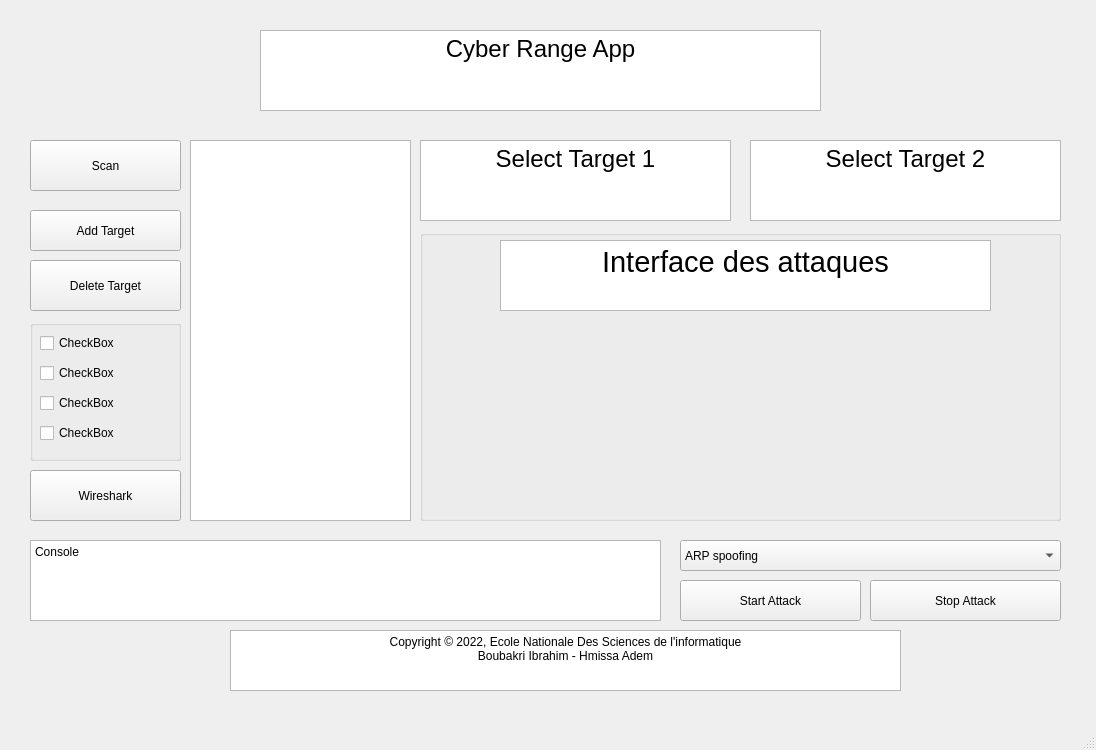
Before: the Qt Designer form form.ui in eobeob10/ENSI-Cyber-Range-App, drawn with Qt 5.
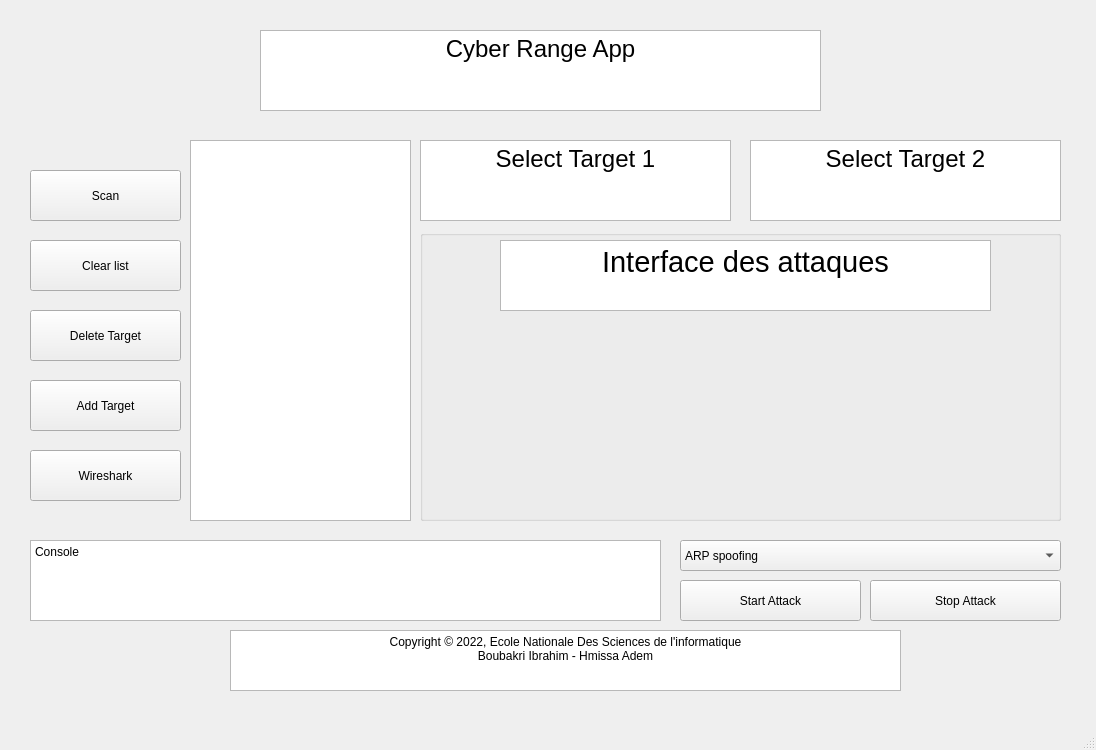
After: the same form once the commit is applied.

Diff of the .ui file:
```diff
--- a/form.ui
+++ b/form.ui
@@ -18,7 +18,7 @@
     <property name="geometry">
      <rect>
       <x>30</x>
-      <y>140</y>
+      <y>170</y>
       <width>151</width>
       <height>51</height>
      </rect>
@@ -27,76 +27,11 @@
      <string>Scan</string>
     </property>
    </widget>
-   <widget class="QGroupBox" name="groupBox">
+   <widget class="QPushButton" name="wireshark">
     <property name="geometry">
      <rect>
       <x>30</x>
-      <y>320</y>
-      <width>151</width>
-      <height>141</height>
-     </rect>
-    </property>
-    <property name="title">
-     <string/>
-    </property>
-    <widget class="QCheckBox" name="checkBox">
-     <property name="geometry">
-      <rect>
-       <x>10</x>
-       <y>10</y>
-       <width>131</width>
-       <height>26</height>
-      </rect>
-     </property>
-     <property name="text">
-      <string>CheckBox</string>
-     </property>
-    </widget>
-    <widget class="QCheckBox" name="checkBox_2">
-     <property name="geometry">
-      <rect>
-       <x>10</x>
-       <y>40</y>
-       <width>131</width>
-       <height>26</height>
-      </rect>
-     </property>
-     <property name="text">
-      <string>CheckBox</string>
-     </property>
-    </widget>
-    <widget class="QCheckBox" name="checkBox_3">
-     <property name="geometry">
-      <rect>
-       <x>10</x>
-       <y>70</y>
-       <width>131</width>
-       <height>26</height>
-      </rect>
-     </property>
-     <property name="text">
-      <string>CheckBox</string>
-     </property>
-    </widget>
-    <widget class="QCheckBox" name="checkBox_4">
-     <property name="geometry">
-      <rect>
-       <x>10</x>
-       <y>100</y>
-       <width>131</width>
-       <height>26</height>
-      </rect>
-     </property>
-     <property name="text">
-      <string>CheckBox</string>
-     </property>
-    </widget>
-   </widget>
-   <widget class="QPushButton" name="pushButton_3">
-    <property name="geometry">
-     <rect>
-      <x>30</x>
-      <y>470</y>
+      <y>450</y>
       <width>151</width>
       <height>51</height>
      </rect>
@@ -157,7 +92,7 @@
     <property name="geometry">
      <rect>
       <x>30</x>
-      <y>260</y>
+      <y>310</y>
       <width>151</width>
       <height>51</height>
      </rect>
@@ -170,9 +105,9 @@
     <property name="geometry">
      <rect>
       <x>30</x>
-      <y>210</y>
+      <y>380</y>
       <width>151</width>
-      <height>41</height>
+      <height>51</height>
      </rect>
     </property>
     <property name="text">
@@ -350,6 +285,19 @@
      <string/>
     </property>
    </widget>
+   <widget class="QPushButton" name="clearList">
+    <property name="geometry">
+     <rect>
+      <x>30</x>
+      <y>240</y>
+      <width>151</width>
+      <height>51</height>
+     </rect>
+    </property>
+    <property name="text">
+     <string>Clear list</string>
+    </property>
+   </widget>
    <zorder>background</zorder>
    <zorder>scan</zorder>
    <zorder>groupBox</zorder>
```
Left out of the diff: 4 changed lines with no effect on the pictures.
